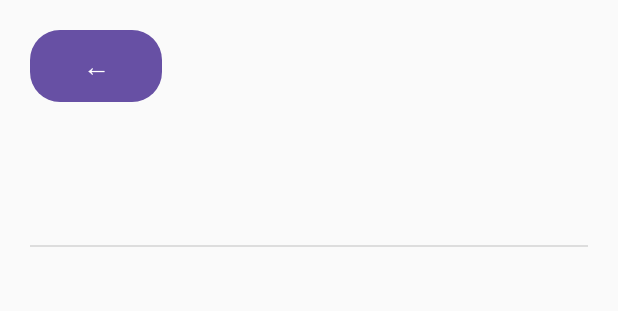
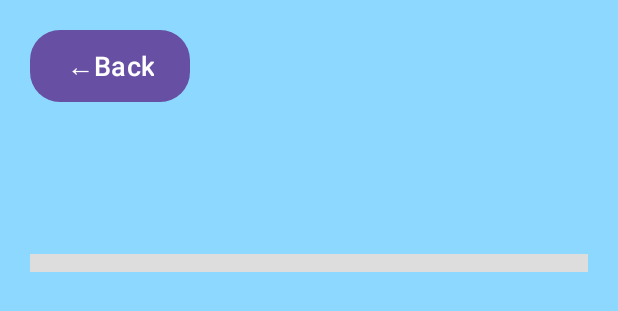
Before and after one commit to Bluebubbleeee/WanderSeasons, an Android app: the layout fragment_details.xml on its own in the app's theme, with its tools: preview values and no code run, on a phone screen of 412 x 824 dp. Shown: the top 311 px of the screen. Run offline under Robolectric (Android 15) with nearby library versions, the phone set to English and light mode, and no system bars.

Commit message:
UI updated

```diff
--- a/app/src/main/res/layout/fragment_dashboard.xml
+++ b/app/src/main/res/layout/fragment_dashboard.xml
@@ -1,22 +1,21 @@
 <?xml version="1.0" encoding="utf-8"?>
-<androidx.constraintlayout.widget.ConstraintLayout
-    xmlns:android="http://schemas.android.com/apk/res/android"
+<androidx.constraintlayout.widget.ConstraintLayout xmlns:android="http://schemas.android.com/apk/res/android"
     xmlns:app="http://schemas.android.com/apk/res-auto"
     android:layout_width="match_parent"
     android:layout_height="match_parent"
-    android:background="#FAFAFA">
+    android:background="#3F51B5">
 
     <!-- RecyclerView with vertical scrollbar and padding -->
     <androidx.recyclerview.widget.RecyclerView
         android:id="@+id/recyclerView"
         android:layout_width="0dp"
         android:layout_height="0dp"
+        android:clipToPadding="false"
+        android:padding="12dp"
         android:scrollbars="vertical"
-        android:padding="12dp"
-        android:clipToPadding="false"
-        app:layout_constraintTop_toTopOf="parent"
         app:layout_constraintBottom_toBottomOf="parent"
+        app:layout_constraintEnd_toEndOf="parent"
         app:layout_constraintStart_toStartOf="parent"
-        app:layout_constraintEnd_toEndOf="parent" />
+        app:layout_constraintTop_toTopOf="parent" />
 
 </androidx.constraintlayout.widget.ConstraintLayout>
--- a/app/src/main/res/layout/fragment_details.xml
+++ b/app/src/main/res/layout/fragment_details.xml
@@ -1,24 +1,23 @@
 <?xml version="1.0" encoding="utf-8"?>
-<LinearLayout
-    xmlns:android="http://schemas.android.com/apk/res/android"
+<LinearLayout xmlns:android="http://schemas.android.com/apk/res/android"
     android:layout_width="match_parent"
     android:layout_height="match_parent"
+    android:background="#8DD8FF"
     android:orientation="vertical"
-    android:padding="20dp"
-    android:background="#FAFAFA">
+    android:padding="20dp">
 
     <!-- Back Button -->
     <Button
         android:id="@+id/backButton"
         android:layout_width="wrap_content"
         android:layout_height="wrap_content"
-        android:text="←"
-        android:textSize="18sp"
-        android:textColor="@android:color/white"
-        android:backgroundTint="#3F51B5"
         android:layout_gravity="start"
         android:layout_marginBottom="20dp"
-        android:background="@drawable/back_button_bg" />
+        android:background="@drawable/back_button_bg"
+        android:backgroundTint="#3F51B5"
+        android:text="←Back"
+        android:textColor="@android:color/white"
+        android:textSize="18sp" />
 
 
     <!-- Scrollable Content -->
@@ -38,36 +37,36 @@
                 android:id="@+id/property1TextView"
                 android:layout_width="match_parent"
                 android:layout_height="wrap_content"
+                android:layout_marginBottom="8dp"
+                android:textColor="#212121"
                 android:textSize="22sp"
-                android:textStyle="bold"
-                android:textColor="#212121"
-                android:layout_marginBottom="8dp" />
+                android:textStyle="bold" />
 
             <!-- Subtitle -->
             <TextView
                 android:id="@+id/property2TextView"
                 android:layout_width="match_parent"
                 android:layout_height="wrap_content"
-                android:textSize="16sp"
+                android:layout_marginBottom="20dp"
                 android:textColor="#555555"
-                android:layout_marginBottom="16dp" />
+                android:textSize="17sp" />
 
             <!-- Divider -->
             <View
                 android:layout_width="match_parent"
-                android:layout_height="1dp"
-                android:background="#DDDDDD"
-                android:layout_marginBottom="16dp" />
+                android:layout_height="12dp"
+                android:layout_marginBottom="25dp"
+                android:background="#DDDDDD" />
 
             <!-- Full Description -->
             <TextView
                 android:id="@+id/descriptionTextView"
                 android:layout_width="match_parent"
                 android:layout_height="wrap_content"
-                android:textSize="15sp"
-                android:lineSpacingExtra="6dp"
-                android:textColor="#444444"
-                android:layout_marginBottom="24dp" />
+                android:layout_marginBottom="24dp"
+                android:lineSpacingExtra="15dp"
+                android:textColor="#6333BC"
+                android:textSize="15sp" />
         </LinearLayout>
     </ScrollView>
 </LinearLayout>
```
Also changed, not shown: 1 other file.
